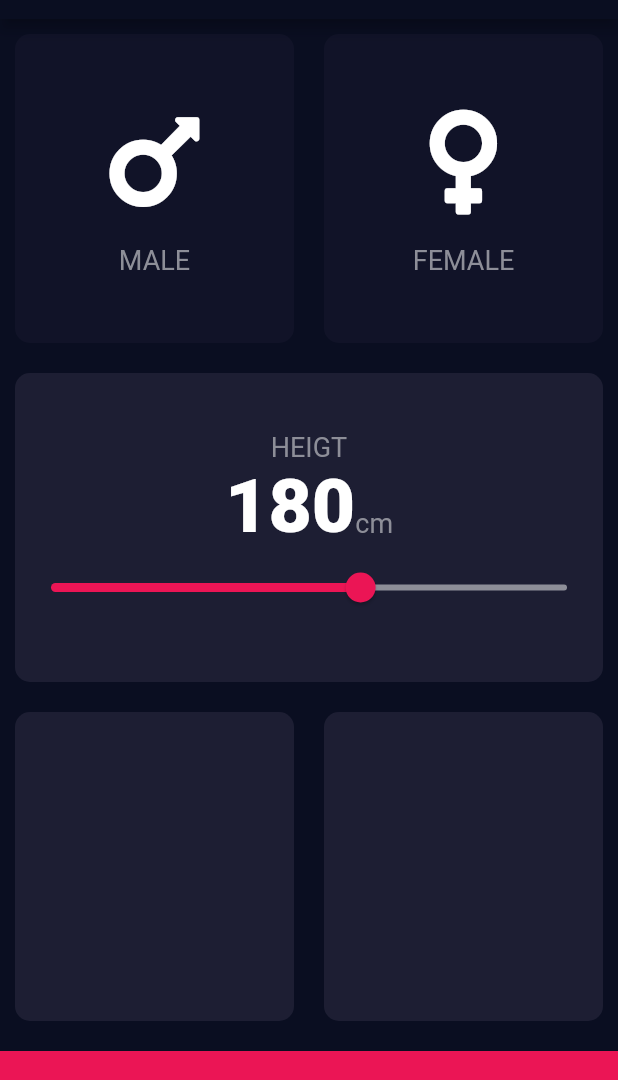
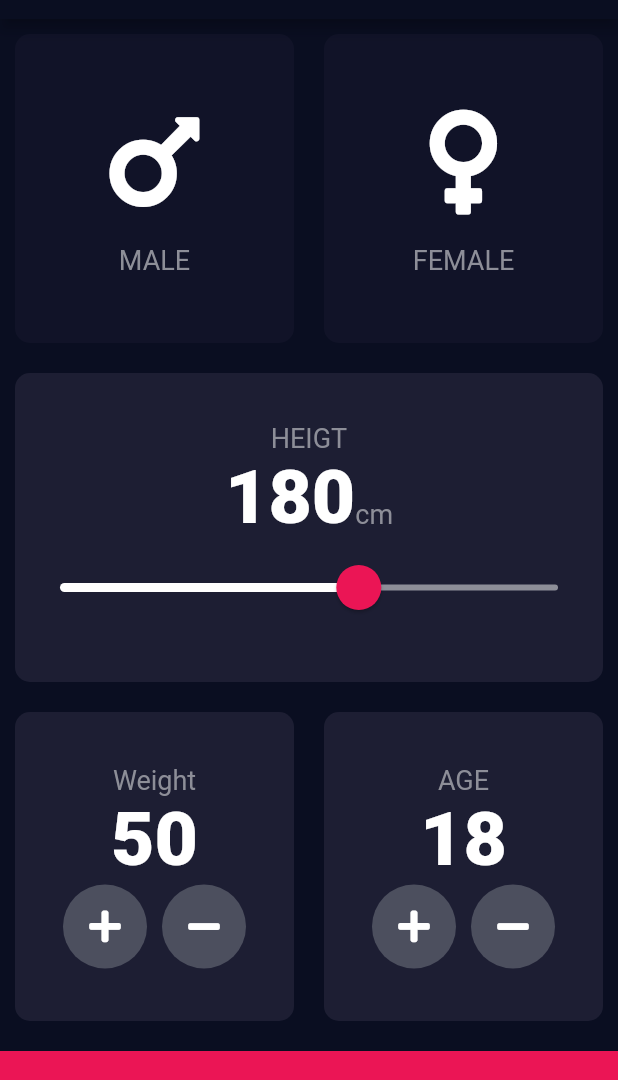
Before and after one commit to huymichael/Practice-Fltutter, a Flutter app: the screen it shows after launch, on a phone screen of 412 x 824 dp, the part 65-1145 px from its top. Run offline on Flutter 3.47's test engine with Material 2 defaults, Android fonts, the phone set to English and light mode, and no system bars; our stand-ins replace audioplayers, font_awesome_flutter.

Commit message:
add custom button

```diff
--- a/bmi_calculator/lib/ui/screens/input-screen/input_screen.dart
+++ b/bmi_calculator/lib/ui/screens/input-screen/input_screen.dart
@@ -1,6 +1,7 @@
 import 'package:bmi_calculator/constants/basic.contanst.dart';
 import 'package:bmi_calculator/ui/widgets/container_card.dart';
 import 'package:bmi_calculator/ui/widgets/container_icon.dart';
+import 'package:bmi_calculator/ui/widgets/round_icon_button.dart';
 import 'package:flutter/material.dart';
 import 'package:font_awesome_flutter/font_awesome_flutter.dart';
 
@@ -14,6 +15,8 @@
 class _InputScreenState extends State<InputScreen> {
   Gender genderSelected;
   int height = 180;
+  int weight = 50;
+  int age = 18;
 
   @override
   Widget build(BuildContext context) {
@@ -91,17 +94,25 @@
                       ),
                     ],
                   ),
-                  Slider(
+                  SliderTheme(
+                    data: SliderTheme.of(context).copyWith(
+                      thumbColor: Color(0xFFEB1555),
+                      activeTrackColor: Colors.white,
+                      inactiveTrackColor: Color(0xFF8D8E98),
+                      overlayColor: Color(0x29EB1555),
+                      thumbShape: RoundSliderThumbShape(enabledThumbRadius: 15),
+                      overlayShape: RoundSliderOverlayShape(overlayRadius: 30),
+                    ),
+                    child: Slider(
                       value: height.toDouble(),
                       min: 120.0,
                       max: 220.0,
-                    activeColor: Color(0xFFEB1555),
-                    inactiveColor: Color(0xFF8D8E98),
                       onChanged: (double newValue) {
                         setState(() {
                           height = newValue.round();
                         });
                       },
+                    ),
                   ),
                 ],
               ),
@@ -111,10 +122,88 @@
             child: Row(
               children: <Widget>[
                 Expanded(
-                  child: ContainerCard(colour: kActiveCardColor),
+                  child: ContainerCard(
+                    colour: kActiveCardColor,
+                    cardChild: Column(
+                      mainAxisAlignment: MainAxisAlignment.center,
+                      children: <Widget>[
+                        Text(
+                          'Weight',
+                          style: kLabelTextStyle,
+                        ),
+                        Text(
+                          weight.toString(),
+                          style: kNumberTextStyle,
+                        ),
+                        Row(
+                          mainAxisAlignment: MainAxisAlignment.center,
+                          children: <Widget>[
+                            RoundIconButton(
+                              icon: FontAwesomeIcons.plus,
+                              onPress: () {
+                                setState(() {
+                                  weight++;
+                                });
+                              },
+                            ),
+                            SizedBox(
+                              width: 10,
+                            ),
+                            RoundIconButton(
+                              icon: FontAwesomeIcons.minus,
+                              onPress: () {
+                                setState(() {
+                                  weight--;
+                                });
+                              },
+                            ),
+                          ],
+                        )
+                      ],
+                    ),
+                  ),
                 ),
                 Expanded(
-                  child: ContainerCard(colour: kActiveCardColor),
+                  child: ContainerCard(
+                    colour: kActiveCardColor,
+                    cardChild: Column(
+                      mainAxisAlignment: MainAxisAlignment.center,
+                      children: <Widget>[
+                        Text(
+                          'AGE',
+                          style: kLabelTextStyle,
+                        ),
+                        Text(
+                          age.toString(),
+                          style: kNumberTextStyle,
+                        ),
+                        Row(
+                          mainAxisAlignment: MainAxisAlignment.center,
+                          children: <Widget>[
+                            RoundIconButton(
+                              icon: FontAwesomeIcons.plus,
+                              onPress: () {
+                                setState(() {
+                                  age++;
+                                });
+                              },
+                            ),
+                            SizedBox(
+                              width: 10,
+                            ),
+                            RoundIconButton(
+                              icon: FontAwesomeIcons.minus,
+                              onPress: () {
+                                setState(() {
+                                  age--;
+                                });
+                              },
+                            ),
+                          ],
+                        ),
+                      ],
+                    ),
+                  ),
                 )
               ],
             ),
--- /dev/null
+++ b/bmi_calculator/lib/ui/widgets/round_icon_button.dart
@@ -0,0 +1,23 @@
+import 'package:flutter/material.dart';
+
+class RoundIconButton extends StatelessWidget {
+  final IconData icon;
+  final Function onPress;
+
+  RoundIconButton({this.icon, this.onPress});
+
+  @override
+  Widget build(BuildContext context) {
+    return RawMaterialButton(
+      child: Icon(icon),
+      elevation: 0.0,
+      constraints: BoxConstraints.tightFor(
+        width: 56.0,
+        height: 56.0,
+      ),
+      shape: CircleBorder(),
+      fillColor: Color(0xFF4C4F5E),
+      onPressed: onPress,
+    );
+  }
+}
```
Lines whose indentation alone changed are shown as unchanged.
